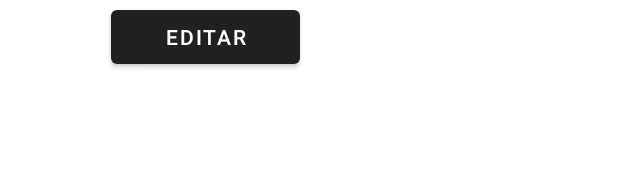
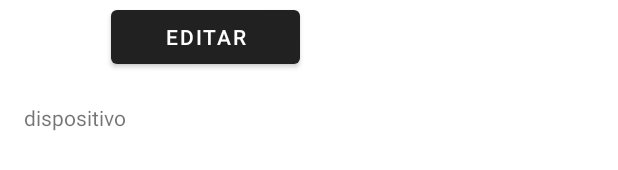
Before and after one commit to ClaudiaTC02/3A_Proyecto_Android, an Android app: the layout activity_mi_perfil.xml on its own in the app's theme, with its tools: preview values and no code run, on a phone screen of 412 x 824 dp. Shown: the part 869-1039 px from the top of the screen. Run offline under Robolectric (Android 15) with nearby library versions, the phone set to English and light mode, and no system bars; Roboto replaces fonts that are not available here.

Commit message:
anyadido la clase mi dispositivo_usuario y metodos en la logica para obtener el id del sensor del usuario

```diff
--- a/app/src/main/res/layout/activity_mi_perfil.xml
+++ b/app/src/main/res/layout/activity_mi_perfil.xml
@@ -6,19 +6,20 @@
     android:layout_width="match_parent"
     android:layout_height="match_parent"
     android:fitsSystemWindows="true"
+    android:visibility="visible"
     tools:openDrawer="start">
 
     <include
         layout="@layout/app_bar_mis_dispositivos"
         android:layout_width="match_parent"
         android:layout_height="match_parent"
-         />
+        android:visibility="visible" />
 
     <include
         layout="@layout/content_mi_perfil"
         android:layout_width="match_parent"
         android:layout_height="match_parent"
-        />
+        android:visibility="visible" />
 
     <com.google.android.material.navigation.NavigationView
         android:id="@+id/nav_view"
@@ -26,6 +27,7 @@
         android:layout_height="match_parent"
         android:layout_gravity="start"
         android:fitsSystemWindows="true"
+        android:visibility="visible"
         app:headerLayout="@layout/nav_header_mis_dispositivos"
         app:menu="@menu/activity_mis_dispositivos_drawer" />
 
--- a/app/src/main/res/layout/content_mi_perfil.xml
+++ b/app/src/main/res/layout/content_mi_perfil.xml
@@ -122,5 +122,17 @@
         app:layout_constraintEnd_toEndOf="parent"
         app:layout_constraintTop_toTopOf="@+id/btnActualizarP" />
 
+    <TextView
+        android:id="@+id/txtdispositivos"
+        android:layout_width="126dp"
+        android:layout_height="43dp"
+        android:layout_marginTop="20dp"
+        android:text="dispositivo"
+        android:visibility="visible"
+        app:layout_constraintEnd_toEndOf="parent"
+        app:layout_constraintHorizontal_bias="0.0"
+        app:layout_constraintStart_toStartOf="@+id/editOldContra"
+        app:layout_constraintTop_toBottomOf="@+id/btnActualizarP" />
+
 
 </androidx.constraintlayout.widget.ConstraintLayout>
```
Also changed, not shown: app/src/main/java/ctorcru/upv/techcommit_3a/Logica/Logica.java (+17 -8 lines), app/src/main/java/ctorcru/upv/techcommit_3a/Modelo/DispositivoUsuario.java (renamed from app/src/main/java/ctorcru/upv/techcommit_3a/Modelo/Dispositivo.java, +11 -11 lines), app/src/main/java/ctorcru/upv/techcommit_3a/Pantallas/Mi_Perfil.java (+26 -8 lines).
